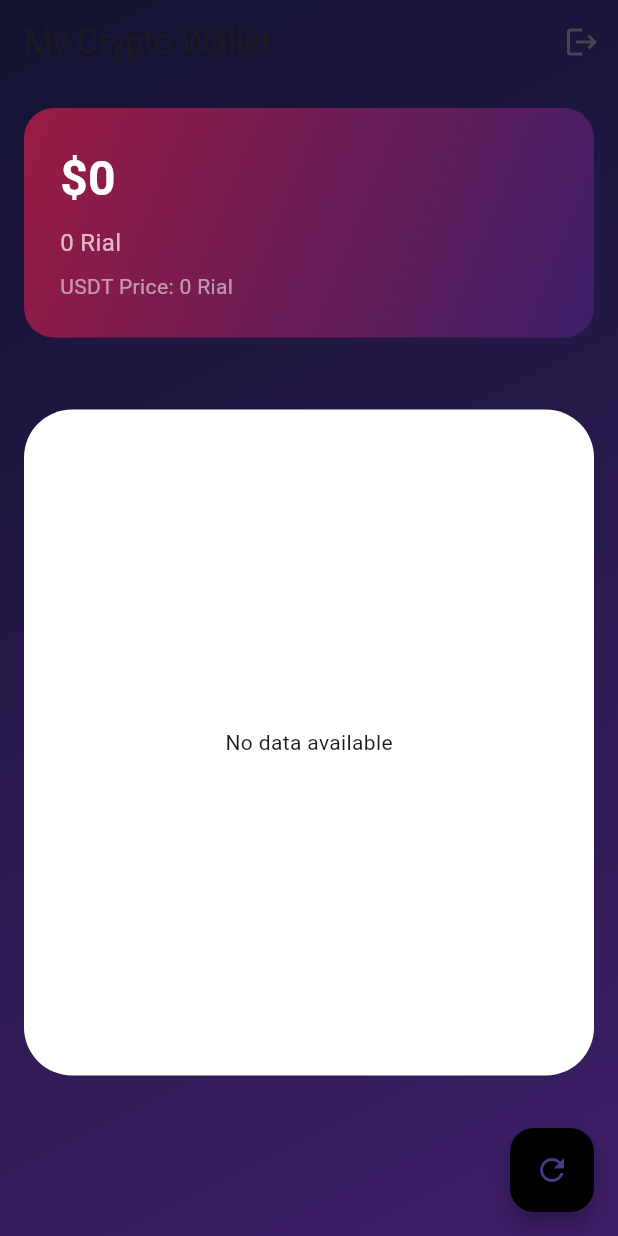
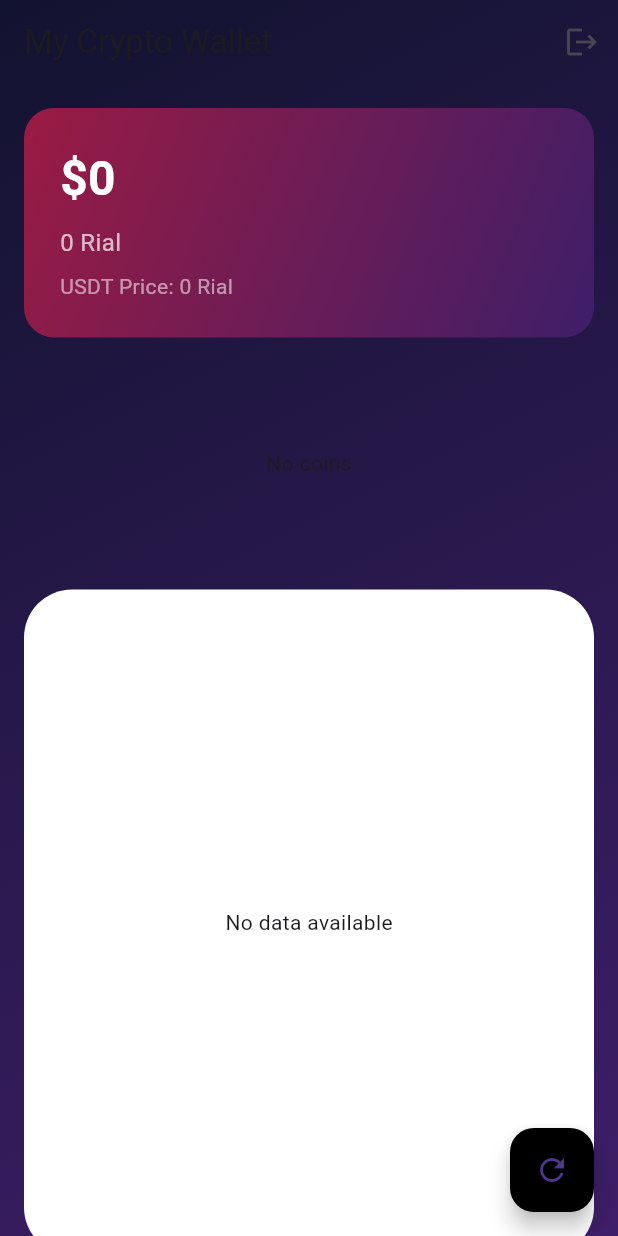
Before and after one commit to erfan2083/exchange, a Flutter app: the HomeScreen screen opened directly, on a phone screen of 412 x 824 dp. Run offline on Flutter 3.47's test engine with Material 3 defaults, Android fonts, the phone set to English and light mode, and no system bars; our stand-ins replace fl_chart, flutter_secure_storage, syncfusion_flutter_charts; accounts and stored records are empty; network calls fail.

Commit message:
made the row to the dynamic row

```diff
--- a/lib/screens/home_screen.dart
+++ b/lib/screens/home_screen.dart
@@ -6,6 +6,7 @@ import 'package:exchange/screens/order_screen.dart';
 import 'package:flutter_secure_storage/flutter_secure_storage.dart';
 import 'package:intl/intl.dart';
 import '../models/wallet.dart';
+import '../widgets/Carousel_widget.dart';
 import 'active_orders_screen.dart';
 import 'assest_screen.dart';
 import 'coin_detail_screen.dart';
@@ -138,22 +139,11 @@ class _HomeScreenState extends State<HomeScreen> {
               const SizedBox(height: 24),
 
               // Highlight coins
-              Row(
-                mainAxisAlignment: MainAxisAlignment.spaceBetween,
-                children: [
-                  if (prices.length > 0)
-                    _highlightCoinTile(prices[0].symbol.split('-')[0],
-                        NumberFormat.currency(locale: 'en_US', name: '', decimalDigits: 0).format(prices[0].buyPrice),
-                        Colors.deepPurple, context),
-                  if (prices.length > 1)
-                    _highlightCoinTile(prices[1].symbol.split('-')[0],
-                        NumberFormat.currency(locale: 'en_US', name: '', decimalDigits: 0).format(prices[1].buyPrice),
-                        Colors.green, context),
-                  if (prices.length > 4)
-                    _highlightCoinTile(prices[4].symbol.split('-')[0],
-                        NumberFormat.currency(locale: 'en_US', name: '', decimalDigits: 0).format(prices[4].buyPrice),
-                        Colors.purple, context),
-                ],
+              SizedBox(
+                height: 120,
+                child: prices.isEmpty
+                    ? const Center(child: Text("No coins"))
+                    : HighlightCarousel(prices: prices),
               ),
 
               const SizedBox(height: 24),
```
